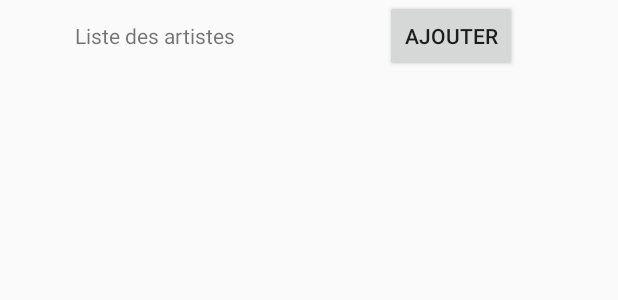
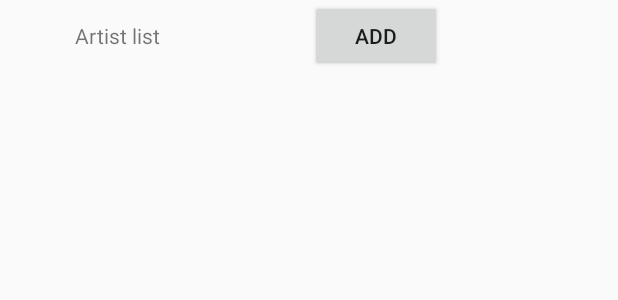
Before and after one commit to flomSStaar/AudiumMobile, an Android app: the layout activity_artist_list.xml on its own in the app's theme, with its tools: preview values and no code run, on a phone screen of 412 x 824 dp. Shown: the top 300 px of the screen. Run offline under Robolectric (Android 15) with nearby library versions, the phone set to English and light mode, and no system bars.

Commit message:
Correction de problèmes liés à la fusion. Reformatage de fichiers et renommage d'identifiants. Traduction.

```diff
--- a/app/src/main/java/uqac/dim/audium/activity/ArtistListActivity.java
+++ b/app/src/main/java/uqac/dim/audium/activity/admin/ArtistListActivity.java
@@ -1,4 +1,4 @@
-package uqac.dim.audium.activity;
+package uqac.dim.audium.activity.admin;
 
 import android.content.Intent;
 import android.os.Bundle;
@@ -31,7 +31,7 @@ public class ArtistListActivity extends AppCompatActivity {
         super.onCreate(savedInstanceState);
         setContentView(R.layout.activity_artist_list);
         ArrayList<Artist> l = new ArrayList<>();
-        ListView artistListView = ((ListView) findViewById(R.id.artistList));
+        ListView artistListView = ((ListView) findViewById(R.id.artists_list));
         database = FirebaseDatabase.getInstance().getReference();
         database.child("artists").addValueEventListener(new ValueEventListener() {
             @Override
--- a/app/src/main/res/layout/activity_artist_list.xml
+++ b/app/src/main/res/layout/activity_artist_list.xml
@@ -3,26 +3,28 @@
     android:layout_width="match_parent"
     android:layout_height="match_parent"
     android:orientation="vertical">
+
     <LinearLayout
         android:layout_width="match_parent"
         android:layout_height="wrap_content"
         android:orientation="horizontal">
+
         <TextView
-        android:layout_marginLeft="50dp"
             android:layout_width="wrap_content"
             android:layout_height="wrap_content"
-        android:text="@string/liste_des_artistes"/>
+            android:layout_marginStart="50dp"
+            android:text="@string/artists_list" />
 
         <Button
-        android:layout_marginLeft="100dp"
             android:layout_width="wrap_content"
             android:layout_height="wrap_content"
-        android:text="@string/ajouter"
-        android:onClick="addArtists"/>
+            android:layout_marginStart="100dp"
+            android:onClick="addArtists"
+            android:text="@string/add" />
     </LinearLayout>
+
     <ListView
+        android:id="@+id/artists_list"
         android:layout_width="match_parent"
-        android:layout_height="wrap_content"
-        android:id="@+id/artistList">
-    </ListView>
+        android:layout_height="wrap_content" />
 </LinearLayout>
--- a/app/src/main/res/values/strings.xml
+++ b/app/src/main/res/values/strings.xml
@@ -25,12 +25,12 @@
     <string name="username_validation">Username must contain only lowercase, uppercase and number characters, contains not spaces or special characters</string>
     <string name="invalid_state">You have not the permissions to access to this page</string>
     <string name="logout">Logout</string>
-    <string name="gerer_utilisteurs">Gérer les utilisteurs</string>
-    <string name="gerer_artistes">Gérer les artistes</string>
-    <string name="gerer_musiques">Gérer les musiques</string>
-    <string name="suprrimer">Suprrimer</string>
-    <string name="ajouter">Ajouter</string>
-    <string name="liste_des_artistes">Liste des artistes</string>
+    <string name="manage_users">Manage users</string>
+    <string name="manage_artists">Manage artists</string>
+    <string name="manage_tracks">Manage tracks</string>
+    <string name="delete">Delete</string>
+    <string name="add">Add</string>
+    <string name="artists_list">Artist list</string>
     <string name="invalid_password">Invalid password</string>
     <string name="invalid_username">Username invalid</string>
     <string name="wrong_credentials">Credentials doesn\'t match</string>
```
Also changed, not shown: app/src/main/AndroidManifest.xml (+4 -4 lines), app/src/main/java/uqac/dim/audium/activity/MainActivity.java (+5 -3 lines), app/src/main/java/uqac/dim/audium/activity/UserProfileActivity.java (deleted, +0 -48 lines), app/src/main/java/uqac/dim/audium/activity/admin/ArtistProfileActivity.java (renamed from app/src/main/java/uqac/dim/audium/activity/ArtistProfileActivity.java, +10 -6 lines), app/src/main/java/uqac/dim/audium/activity/admin/UserListActivity.java (renamed from app/src/main/java/uqac/dim/audium/activity/UserListActivity.java, +1 -20 lines), app/src/main/java/uqac/dim/audium/activity/admin/UserProfileActivity.java (added, +61 -0 lines), app/src/main/res/layout/activity_artist_profile.xml (+15 -16 lines), app/src/main/res/layout/activity_user_profile.xml (+11 -12 lines), app/src/main/res/menu/admin_menu.xml (+9 -3 lines), 1 other file. Lines whose indentation alone changed are shown as unchanged.
